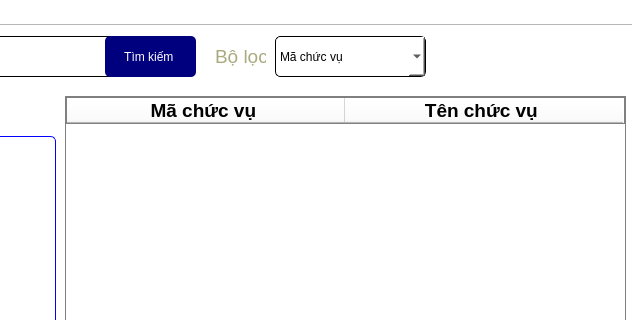
The window that GUI/TrangChu.ui (phuthuy44/Student--py) describes before a commit, drawn with Qt 5; both pictures show x 787 to 1419 and y 0 to 320 of the 1419 by 781 pixel window.
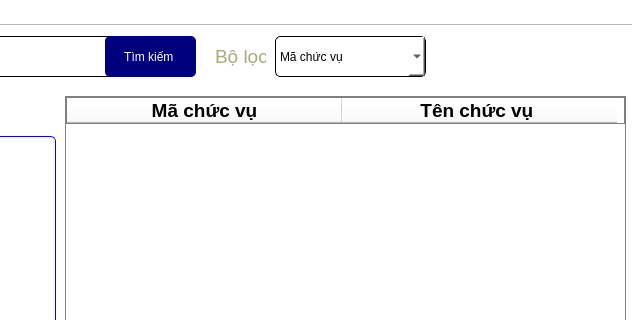
The same window after the commit. The open tabs and pages were chosen to show the change.

What changed in the file:
```diff
--- a/GUI/TrangChu.ui
+++ b/GUI/TrangChu.ui
@@ -4144,11 +4144,11 @@
          <string notr="true">border: 1px solid gray ;</string>
         </property>
         <attribute name="horizontalHeaderDefaultSectionSize">
-         <number>278</number>
+         <number>275</number>
         </attribute>
         <column>
          <property name="text">
-          <string>Mã chức vụ </string>
+          <string>Mã chức vụ</string>
          </property>
          <property name="font">
           <font>
```
Left out of the diff: 14 changed lines with no effect on the pictures.
